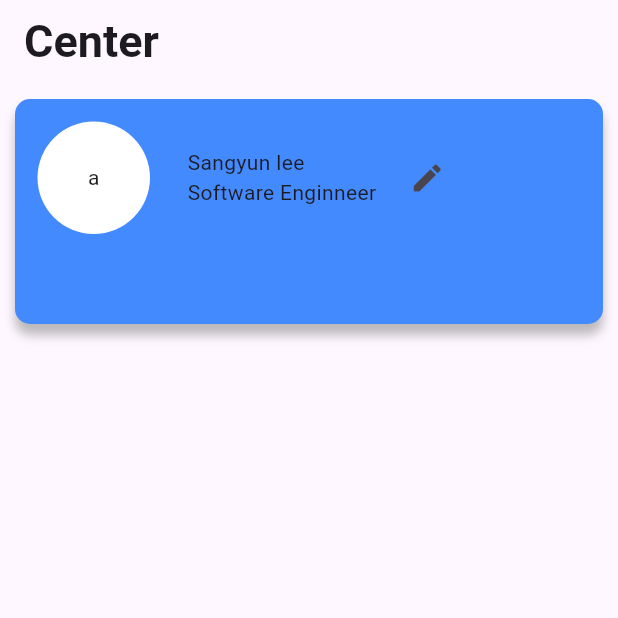
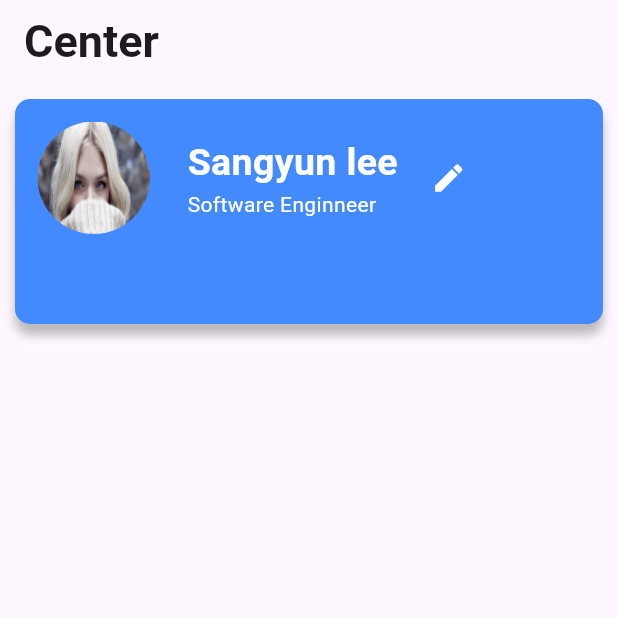
Before and after one commit to GDSC-CAU/GDSC-CAU-Flutter-Study-23-1, a Flutter app: the screen it shows after launch, on a phone screen of 412 x 824 dp, the top half of it. Run offline on Flutter 3.47's test engine with Material 2 defaults, Android fonts, the phone set to English and light mode, and no system bars.

Commit message:
Add Design

```diff
--- a/sangyun_lee/lib/main.dart
+++ b/sangyun_lee/lib/main.dart
@@ -57,12 +57,15 @@ class FurnitureApp extends StatelessWidget {
                     children: [
                       Padding(
                         padding: const EdgeInsets.all(15.0),
-                        child: Container(
-                          decoration: const BoxDecoration(
-                              color: Colors.white, shape: BoxShape.circle),
-                          width: 75,
-                          height: 75,
-                          child: const Center(child: Text("a")),
+                        child: ClipRRect(
+                          borderRadius: BorderRadius.circular(50),
+                          child: const SizedBox(
+                              height: 75,
+                              width: 75,
+                              child: Image(
+                                image: AssetImage("images/woman.jpg"),
+                                fit: BoxFit.fill,
+                              )),
                         ),
                       ),
                       const Padding(
@@ -70,12 +73,25 @@ class FurnitureApp extends StatelessWidget {
                         child: Column(
                           crossAxisAlignment: CrossAxisAlignment.start,
                           children: [
-                            Text("Sangyun lee"),
-                            Text("Software Enginneer")
+                            Text(
+                              "Sangyun lee",
+                              style: TextStyle(
+                                  color: Colors.white,
+                                  fontSize: 25,
+                                  fontWeight: FontWeight.w600),
+                            ),
+                            Text(
+                              "Software Enginneer",
+                              style: TextStyle(color: Colors.white),
+                            )
                           ],
                         ),
                       ),
-                      IconButton(onPressed: () {}, icon: const Icon(Icons.edit))
+                      IconButton(
+                        onPressed: () {},
+                        icon: const Icon(Icons.edit),
+                        color: Colors.white,
+                      )
                     ],
                   ),
                   Row(),
--- a/sangyun_lee/pubspec.yaml
+++ b/sangyun_lee/pubspec.yaml
@@ -59,7 +59,8 @@ flutter:
   uses-material-design: true
 
   # To add assets to your application, add an assets section, like this:
-  # assets:
+  assets:
+     - images/
   #   - images/a_dot_burr.jpeg
   #   - images/a_dot_ham.jpeg
 
```
Also changed, not shown: sangyun_lee/images/woman.jpg (added).
